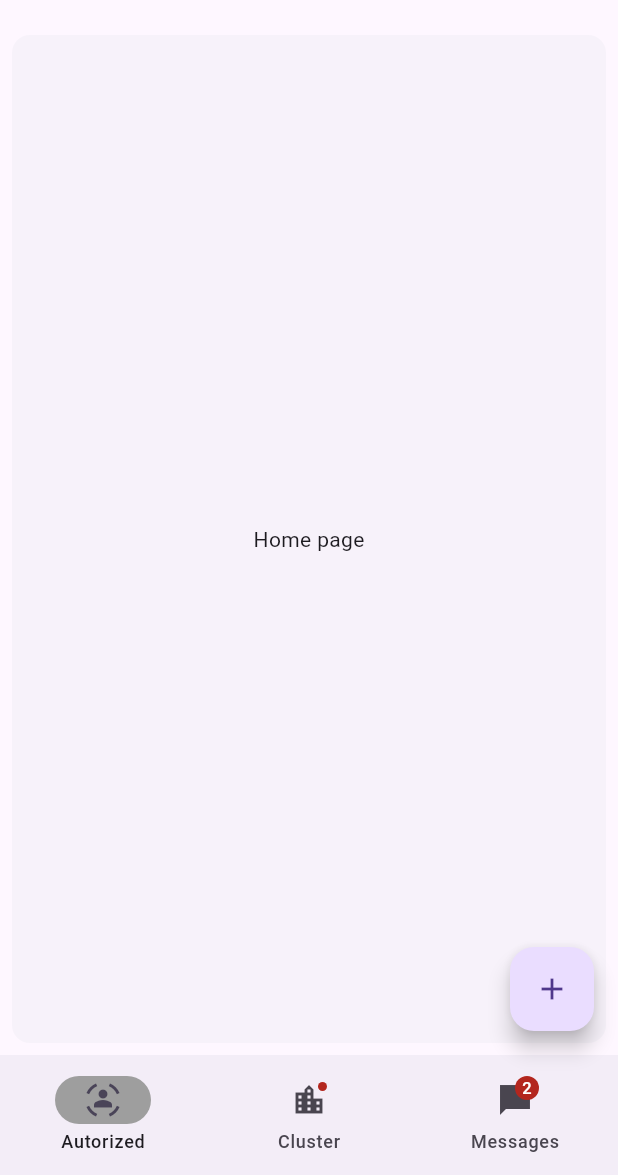
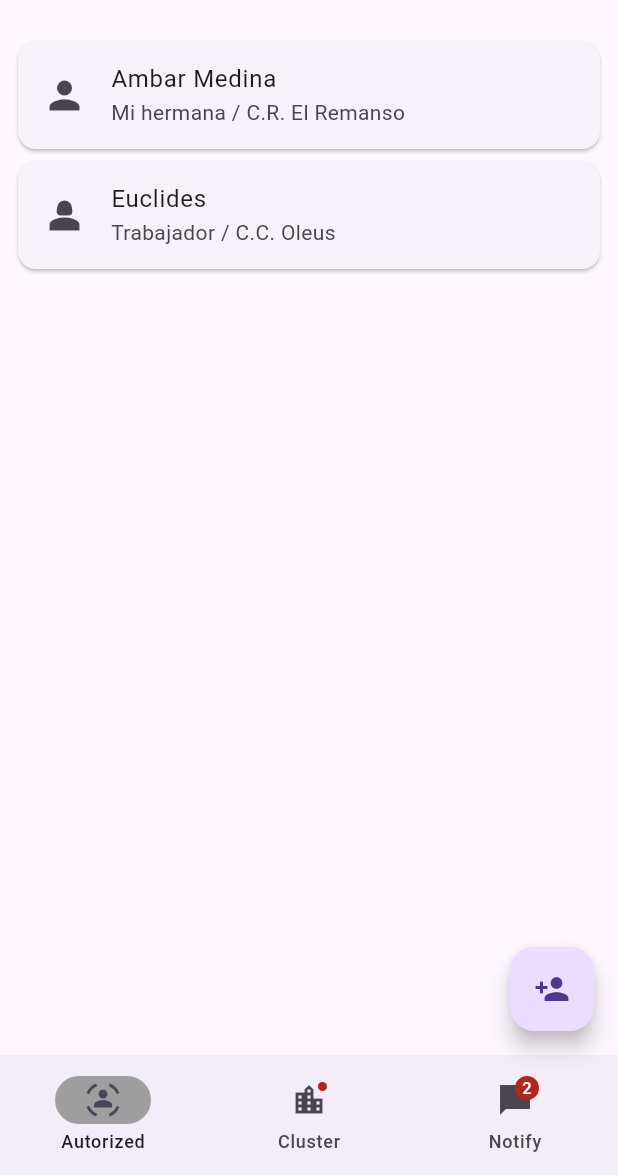
Before and after one commit to hamebust/clusterpassport, a Flutter app: the HomePage screen opened directly, on a phone screen of 412 x 824 dp, the part 61-1236 px from its top. Run offline on Flutter 3.47's test engine with Material 3 defaults, Android fonts, the phone set to English and light mode, and no system bars; our stand-ins replace cached_network_image, flutter_modular, fluttertoast, image_picker, mobx; missing offline and left inert: country_pickers, flutter_pin_code_fields, giphy_picker; generated files the repository leaves out were written again.

Commit message:
20240716-20:22

```diff
--- /dev/null
+++ b/lib/features/app/home/contacts_page.dart
@@ -0,0 +1,40 @@
+import 'package:flutter/material.dart';
+//import './authorized_controller.dart';
+
+class ContactsPage extends StatelessWidget {
+  // ignore: unused_field
+  // final AuthorizedController _controller;
+
+  // ignore: use_key_in_widget_constructors
+  const ContactsPage({super.key});
+  //      Key? key,
+  //      required AuthorizedController controller,
+  //    }) : _controller = controller;
+
+  @override
+  Widget build(BuildContext context) {
+    return const Scaffold(
+      body: Padding(
+        padding: EdgeInsets.all(8.0),
+        child: Column(
+          children: <Widget>[
+            Card(
+              child: ListTile(
+                leading: Icon(Icons.person, size: 30),
+                title: Text('Ambar Medina'),
+                subtitle: Text('Mi hermana / C.R. El Remanso'),
+              ),
+            ),
+            Card(
+              child: ListTile(
+                leading: Icon(Icons.person_2, size: 30),
+                title: Text('Euclides'),
+                subtitle: Text('Trabajador / C.C. Oleus'),
+              ),
+            ),
+          ],
+        ),
+      ),
+    );
+  }
+}
--- a/lib/features/app/home/home_page.dart
+++ b/lib/features/app/home/home_page.dart
@@ -1,5 +1,8 @@
 import 'package:cluster_passport/features/app/home/widgets_home/icon_appbar_home_page.dart';
 import 'package:cluster_passport/features/app/theme/style.dart';
+import 'package:cluster_passport/features/authorized/authorized_page.dart';
+import 'package:cluster_passport/features/clusters/clusters_page.dart';
+import 'package:cluster_passport/features/my_clusters/my_clusters_page.dart';
 import 'package:cluster_passport/generated/l10n.dart';
 import 'package:flutter/material.dart';
 
@@ -19,14 +22,24 @@ class _HomePageState extends State<HomePage> {
       // Barra de navegación
       // Navigation bar
       appBar: AppBar(
+        // boton de retroceso desactivado
+        // Back button disabled
+        automaticallyImplyLeading: false,
+
+        // Título de la aplicación
+        // App title
         title: Text(
           S.of(context).Passport0,
           style: Theme.of(context).textTheme.titleLarge,
         ),
-        automaticallyImplyLeading: false,
+
+        // Botones de la barra de navegación superior
+        // Navigation superior bar buttons
         actions: [
           Row(
             children: [
+              // Botón de filtro
+              // Filter button
               iconAppBarHomePage(
                 icon: Icons.filter_list,
                 color: greyColor,
@@ -45,22 +58,65 @@ class _HomePageState extends State<HomePage> {
                   );
                 },
               ),
+
               const SizedBox(
                 width: 20,
               ),
+
+              // Botón de búsqueda
+              // Search button
               iconAppBarHomePage(
                   icon: Icons.search,
                   color: greyColor,
                   size: 28,
                   onPressed: () {}),
+
               const SizedBox(
                 width: 20,
               ),
+
+              // Botón de menú
+              // Menu button
               iconAppBarHomePage(
-                  icon: Icons.more_vert,
-                  color: greyColor,
-                  size: 28,
-                  onPressed: () {}),
+                icon: Icons.more_vert,
+                color: greyColor,
+                size: 28,
+                onPressed: () {
+                  showModalBottomSheet(
+                    context: context,
+                    builder: (BuildContext context) {
+                      return SizedBox(
+                        // Usa SizedBox en lugar de ListView
+                        height: 200,
+                        child: Column(
+                          // Usa Column para organizar los elementos verticalmente
+                          children: <Widget>[
+                            ListTile(
+                              // Usa ListTile para cada ítem
+                              leading: const Icon(Icons.settings),
+                              title: const Text('Configuración'),
+                              onTap: () {
+                                // Acción al presionar "Configuración"
+                                Navigator.pop(context); // Cierra el BottomSheet
+                              },
+                            ),
+                            ListTile(
+                              leading: const Icon(Icons.info),
+                              title: const Text('Acerca de'),
+                              onTap: () {
+                                // Acción al presionar "Acerca de"
+                                Navigator.pop(context);
+                              },
+                            ),
+                            // Agrega más ListTile según sea necesario
+                          ],
+                        ),
+                      );
+                    },
+                  );
+                },
+              ),
+
               const SizedBox(
                 width: 20,
               ),
@@ -72,45 +128,16 @@ class _HomePageState extends State<HomePage> {
       // Cuerpo de la aplicación
       // App body
       body: <Widget>[
-        /// Home page
-        const Card(
-          shadowColor: Colors.transparent,
-          margin: EdgeInsets.all(8.0),
-          child: SizedBox.expand(
-            child: Center(
-              child: Text(
-                'Home page',
-              ),
-            ),
-          ),
-        ),
+        // Página de Autorizados
+        // Authorized page
+        const AuthorizedPage(),
 
         // Página de autorizaciones
         // Authorized page
+        const MyClustersPage(),
+
+        // Página de notificaciones
         // Notifications page
-        const Padding(
-          padding: EdgeInsets.all(8.0),
-          child: Column(
-            children: <Widget>[
-              Card(
-                child: ListTile(
-                  leading: Icon(Icons.notifications_sharp),
-                  title: Text('Notification 1'),
-                  subtitle: Text('This is a notification'),
-                ),
-              ),
-              Card(
-                child: ListTile(
-                  leading: Icon(Icons.notifications_sharp),
-                  title: Text('Notification 2'),
-                  subtitle: Text('This is a notification'),
-                ),
-              ),
-            ],
-          ),
-        ),
-
-        /// Messages page
         ListView.builder(
           reverse: true,
           itemCount: 2,
@@ -163,21 +190,29 @@ class _HomePageState extends State<HomePage> {
         indicatorColor: Colors.grey,
         selectedIndex: currentPageIndex,
         destinations: const <Widget>[
+          //Botón Página de autorizados
+          //Authorized page button
           NavigationDestination(
             selectedIcon: Icon(Icons.sensor_occupied),
-            icon: Icon(Icons.home_outlined),
+            icon: Icon(Icons.groups),
             label: 'Autorized',
           ),
+
+          //Botón Página de clusters
+          //Clusters page button
           NavigationDestination(
             icon: Badge(child: Icon(Icons.location_city)),
             label: 'Cluster',
           ),
+
+          //Botón Página de notificaciones
+          //Notifications page button
           NavigationDestination(
             icon: Badge(
               label: Text('2'),
               child: Icon(Icons.messenger_sharp),
             ),
-            label: 'Messages',
+            label: 'Notify',
           ),
         ],
       ),
@@ -188,21 +223,32 @@ class _HomePageState extends State<HomePage> {
   // Floating button state
   switchFloatingActionButtonOnPageIndex(currentPageIndex) {
     switch (currentPageIndex) {
+      // Boton de agregar usuario
+      // Add user button
       case 0:
         return FloatingActionButton(
           onPressed: () {},
-          child: const Icon(Icons.add),
+          child: const Icon(Icons.person_add),
         );
+
+      // Boton de agregar cluster
+      // Add cluster button
       case 1:
         return FloatingActionButton(
-          onPressed: () {},
+          onPressed: () {
+            Navigator.push(
+              context,
+              MaterialPageRoute(builder: (context) => const ClustersPage()),
+            );
+          },
           child: const Icon(Icons.add_card),
         );
-      case 2:
-        return FloatingActionButton(
-          onPressed: () {},
-          child: const Icon(Icons.add),
-        );
+
+      //case 2:
+      //return FloatingActionButton(
+      //onPressed: () {},
+      //child: const Icon(Icons.add),
+      //);
     }
   }
 
--- /dev/null
+++ b/lib/features/authorized/authorized_controller.dart
@@ -0,0 +1,9 @@
+import 'package:mobx/mobx.dart';
+
+part 'authorized_controller.g.dart';
+
+class AuthorizedController = _AuthorizedControllerBase with _$AuthorizedController;
+
+abstract class _AuthorizedControllerBase with Store {
+
+}
--- /dev/null
+++ b/lib/features/authorized/authorized_page.dart
@@ -0,0 +1,41 @@
+import 'package:flutter/material.dart';
+//import './authorized_controller.dart';
+
+class AuthorizedPage extends StatelessWidget {
+  // ignore: unused_field
+  // final AuthorizedController _controller;
+
+  // ignore: use_key_in_widget_constructors
+  const AuthorizedPage({super.key});
+  //      Key? key,
+  //      required AuthorizedController controller,
+  //    }) : _controller = controller;
+
+  @override
+  Widget build(BuildContext context) {
+    return const Scaffold(
+      body: Padding(
+        padding: EdgeInsets.all(8.0),
+        child: Column(
+          children: <Widget>[
+            Card(
+              child: ListTile(
+                leading: Icon(Icons.person, size: 30),
+                title: Text('Ambar Medina'),
+                subtitle: Text('Mi hermana / C.R. El Remanso'),
+              ),
+
+            ),
+            Card(
+              child: ListTile(
+                leading: Icon(Icons.person_2, size: 30),
+                title: Text('Euclides'),
+                subtitle: Text('Trabajador / C.C. Oleus'),
+              ),
+            ),
+          ],
+        ),
+      ),
+    );
+  }
+}
--- /dev/null
+++ b/lib/features/notify/notify_controller.dart
@@ -0,0 +1,9 @@
+import 'package:mobx/mobx.dart';
+
+part 'notify_controller.g.dart';
+
+class NotifyController = _NotifyControllerBase with _$NotifyController;
+
+abstract class _NotifyControllerBase with Store {
+
+}
```
Also changed, not shown: lib/features/app/splash/splash_screen.dart (+36 -11 lines), lib/features/authorized/authorized_module.dart (added, +16 -0 lines), lib/features/clusters/clusters_controller.dart (added, +9 -0 lines), lib/features/clusters/clusters_module.dart (added, +16 -0 lines), lib/features/clusters/clusters_page.dart (added, +165 -0 lines), lib/features/my_clusters/my_clusters_controller.dart (added, +9 -0 lines), lib/features/my_clusters/my_clusters_module.dart (added, +16 -0 lines), lib/features/my_clusters/my_clusters_page.dart (added, +58 -0 lines), lib/features/notify/notify_module.dart (added, +16 -0 lines), lib/features/notify/notify_page.dart (added, +20 -0 lines), lib/main.dart (+9 -7 lines), lib/routes/on_generate_routes.dart (added, +45 -0 lines), lib/features/app/const/page_const.dart (line endings or trailing spaces).
